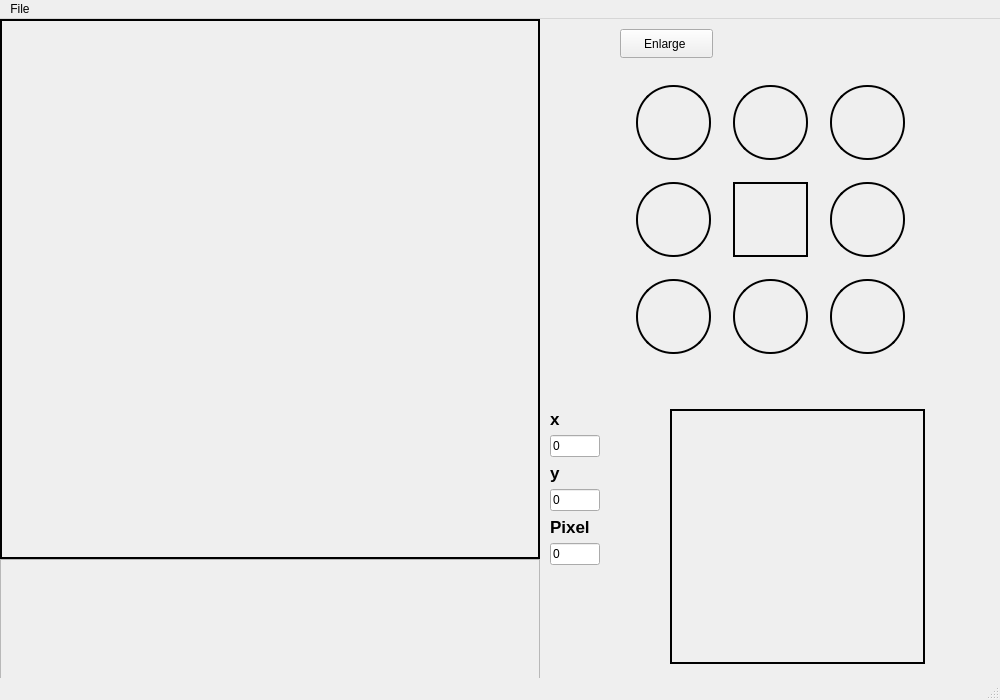
First picture: the form in uic/mainwindow.ui, repository Aphelis/PyCut, before the edit.
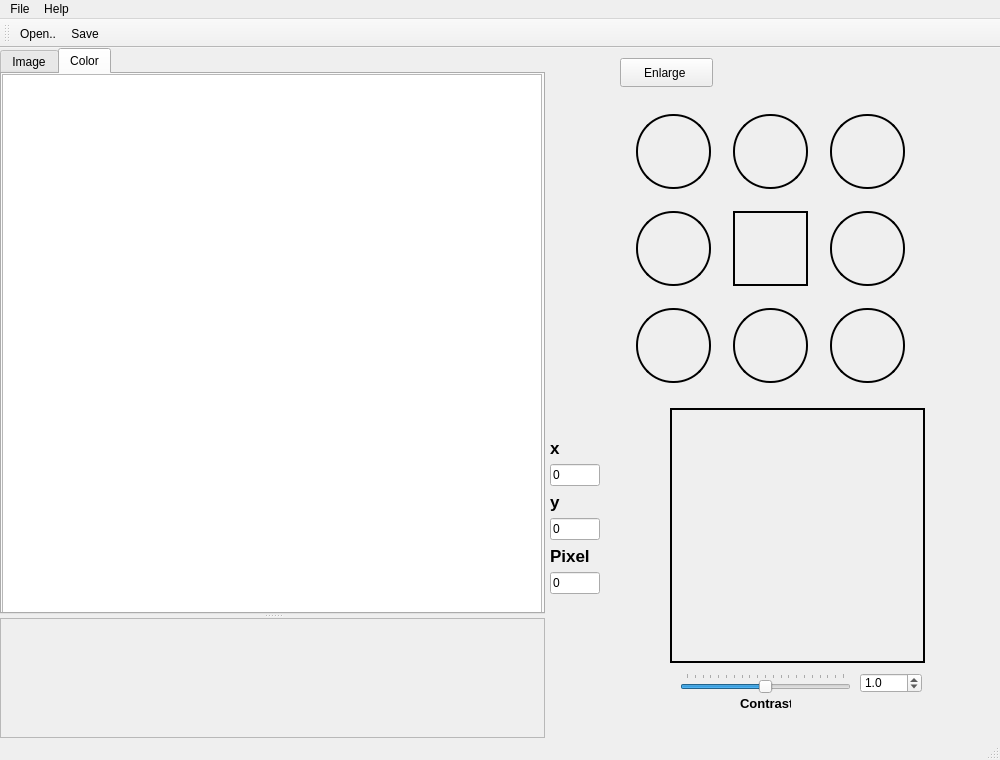
Second picture: the form after the edit. The open tabs and pages were chosen to show the change. Icons and pictures are not drawn. Custom widgets are drawn as their Qt base class.

Patch:
```diff
--- a/uic/mainwindow.ui
+++ b/uic/mainwindow.ui
@@ -7,7 +7,7 @@
     <x>0</x>
     <y>0</y>
     <width>1000</width>
-    <height>700</height>
+    <height>760</height>
    </rect>
   </property>
   <property name="windowTitle">
@@ -27,68 +27,6 @@
 	}</string>
   </property>
   <widget class="QWidget" name="centralwidget">
-   <widget class="QSplitter" name="splitter">
-    <property name="geometry">
-     <rect>
-      <x>0</x>
-      <y>0</y>
-      <width>540</width>
-      <height>660</height>
-     </rect>
-    </property>
-    <property name="lineWidth">
-     <number>0</number>
-    </property>
-    <property name="orientation">
-     <enum>Qt::Vertical</enum>
-    </property>
-    <property name="handleWidth">
-     <number>0</number>
-    </property>
-    <widget class="ImageWidget" name="ImageWidget" native="true">
-     <property name="minimumSize">
-      <size>
-       <width>540</width>
-       <height>540</height>
-      </size>
-     </property>
-     <property name="styleSheet">
-      <string notr="true">QWidget {
-  border: 2px solid #000000;
-}</string>
-     </property>
-    </widget>
-    <widget class="QScrollArea" name="scrollArea">
-     <property name="minimumSize">
-      <size>
-       <width>540</width>
-       <height>120</height>
-      </size>
-     </property>
-     <property name="styleSheet">
-      <string notr="true"/>
-     </property>
-     <property name="verticalScrollBarPolicy">
-      <enum>Qt::ScrollBarAsNeeded</enum>
-     </property>
-     <property name="horizontalScrollBarPolicy">
-      <enum>Qt::ScrollBarAsNeeded</enum>
-     </property>
-     <property name="widgetResizable">
-      <bool>true</bool>
-     </property>
-     <widget class="QWidget" name="scrollArea_2">
-      <property name="geometry">
-       <rect>
-        <x>0</x>
-        <y>0</y>
-        <width>538</width>
-        <height>118</height>
-       </rect>
-      </property>
-     </widget>
-    </widget>
-   </widget>
    <widget class="QPushButton" name="chooseButton">
     <property name="geometry">
      <rect>
@@ -109,7 +47,7 @@
     <property name="geometry">
      <rect>
       <x>670</x>
-      <y>390</y>
+      <y>360</y>
       <width>255</width>
       <height>255</height>
      </rect>
@@ -832,7 +770,7 @@
      <string/>
     </property>
    </widget>
-   <widget class="QWidget" name="">
+   <widget class="QWidget" name="layoutWidget">
     <property name="geometry">
      <rect>
       <x>550</x>
@@ -922,6 +860,221 @@
      </item>
     </layout>
    </widget>
+   <widget class="QSplitter" name="splitter">
+    <property name="geometry">
+     <rect>
+      <x>0</x>
+      <y>0</y>
+      <width>545</width>
+      <height>690</height>
+     </rect>
+    </property>
+    <property name="orientation">
+     <enum>Qt::Vertical</enum>
+    </property>
+    <widget class="QTabWidget" name="tabWidget">
+     <property name="currentIndex">
+      <number>0</number>
+     </property>
+     <widget class="QWidget" name="tab_3">
+      <attribute name="title">
+       <string>Image</string>
+      </attribute>
+      <widget class="ImageWidget" name="ImageWidget" native="true">
+       <property name="geometry">
+        <rect>
+         <x>0</x>
+         <y>0</y>
+         <width>540</width>
+         <height>540</height>
+        </rect>
+       </property>
+       <property name="minimumSize">
+        <size>
+         <width>540</width>
+         <height>540</height>
+        </size>
+       </property>
+       <property name="styleSheet">
+        <string notr="true">QWidget {
+  border: 2px solid #000000;
+}</string>
+       </property>
+      </widget>
+     </widget>
+     <widget class="QWidget" name="tab_4">
+      <attribute name="title">
+       <string>Color</string>
+      </attribute>
+      <widget class="QTableView" name="tableView">
+       <property name="geometry">
+        <rect>
+         <x>0</x>
+         <y>0</y>
+         <width>540</width>
+         <height>540</height>
+        </rect>
+       </property>
+       <property name="sizePolicy">
+        <sizepolicy hsizetype="Preferred" vsizetype="Preferred">
+         <horstretch>0</horstretch>
+         <verstretch>0</verstretch>
+        </sizepolicy>
+       </property>
+       <property name="maximumSize">
+        <size>
+         <width>540</width>
+         <height>540</height>
+        </size>
+       </property>
+       <property name="lineWidth">
+        <number>1</number>
+       </property>
+       <property name="sizeAdjustPolicy">
+        <enum>QAbstractScrollArea::AdjustToContents</enum>
+       </property>
+       <property name="alternatingRowColors">
+        <bool>true</bool>
+       </property>
+       <property name="iconSize">
+        <size>
+         <width>0</width>
+         <height>0</height>
+        </size>
+       </property>
+       <property name="textElideMode">
+        <enum>Qt::ElideRight</enum>
+       </property>
+       <property name="sortingEnabled">
+        <bool>false</bool>
+       </property>
+       <attribute name="horizontalHeaderCascadingSectionResizes">
+        <bool>false</bool>
+       </attribute>
+       <attribute name="horizontalHeaderDefaultSectionSize">
+        <number>28</number>
+       </attribute>
+       <attribute name="horizontalHeaderStretchLastSection">
+        <bool>false</bool>
+       </attribute>
+       <attribute name="verticalHeaderStretchLastSection">
+        <bool>false</bool>
+       </attribute>
+      </widget>
+     </widget>
+    </widget>
+    <widget class="QScrollArea" name="scrollArea">
+     <property name="minimumSize">
+      <size>
+       <width>540</width>
+       <height>120</height>
+      </size>
+     </property>
+     <property name="styleSheet">
+      <string notr="true"/>
+     </property>
+     <property name="verticalScrollBarPolicy">
+      <enum>Qt::ScrollBarAsNeeded</enum>
+     </property>
+     <property name="horizontalScrollBarPolicy">
+      <enum>Qt::ScrollBarAsNeeded</enum>
+     </property>
+     <property name="widgetResizable">
+      <bool>true</bool>
+     </property>
+     <widget class="QWidget" name="scrollArea_2">
+      <property name="geometry">
+       <rect>
+        <x>0</x>
+        <y>0</y>
+        <width>543</width>
+        <height>118</height>
+       </rect>
+      </property>
+     </widget>
+    </widget>
+   </widget>
+   <widget class="QDoubleSpinBox" name="contrastdoubleSpinBox">
+    <property name="geometry">
+     <rect>
+      <x>860</x>
+      <y>625</y>
+      <width>62</width>
+      <height>20</height>
+     </rect>
+    </property>
+    <property name="decimals">
+     <number>1</number>
+    </property>
+    <property name="maximum">
+     <double>2.000000000000000</double>
+    </property>
+    <property name="singleStep">
+     <double>0.100000000000000</double>
+    </property>
+    <property name="value">
+     <double>1.000000000000000</double>
+    </property>
+   </widget>
+   <widget class="QSlider" name="contrastSlider">
+    <property name="geometry">
+     <rect>
+      <x>680</x>
+      <y>625</y>
+      <width>171</width>
+      <height>20</height>
+     </rect>
+    </property>
+    <property name="minimum">
+     <number>0</number>
+    </property>
+    <property name="maximum">
+     <number>20</number>
+    </property>
+    <property name="singleStep">
+     <number>1</number>
+    </property>
+    <property name="pageStep">
+     <number>1</number>
+    </property>
+    <property name="value">
+     <number>10</number>
+    </property>
+    <property name="orientation">
+     <enum>Qt::Horizontal</enum>
+    </property>
+    <property name="invertedAppearance">
+     <bool>false</bool>
+    </property>
+    <property name="invertedControls">
+     <bool>false</bool>
+    </property>
+    <property name="tickPosition">
+     <enum>QSlider::TicksAbove</enum>
+    </property>
+    <property name="tickInterval">
+     <number>0</number>
+    </property>
+   </widget>
+   <widget class="QLabel" name="label">
+    <property name="geometry">
+     <rect>
+      <x>740</x>
+      <y>645</y>
+      <width>51</width>
+      <height>20</height>
+     </rect>
+    </property>
+    <property name="font">
+     <font>
+      <pointsize>10</pointsize>
+      <bold>true</bold>
+     </font>
+    </property>
+    <property name="text">
+     <string>Contrast</string>
+    </property>
+   </widget>
   </widget>
   <widget class="QMenuBar" name="menubar">
    <property name="geometry">
@@ -940,9 +1093,29 @@
     <addaction name="menuSave"/>
     <addaction name="menuSaveAs"/>
    </widget>
+   <widget class="QMenu" name="menuHelp">
+    <property name="title">
+     <string>Help</string>
+    </property>
+    <addaction name="menuSOP"/>
+   </widget>
    <addaction name="menuFile"/>
+   <addaction name="menuHelp"/>
   </widget>
   <widget class="QStatusBar" name="statusbar"/>
+  <widget class="QToolBar" name="toolBar">
+   <property name="windowTitle">
+    <string>toolBar</string>
+   </property>
+   <attribute name="toolBarArea">
+    <enum>TopToolBarArea</enum>
+   </attribute>
+   <attribute name="toolBarBreak">
+    <bool>false</bool>
+   </attribute>
+   <addaction name="menuOpen"/>
+   <addaction name="menuSave"/>
+  </widget>
   <action name="menuOpen">
    <property name="text">
     <string>Open..</string>
```
Left out of the diff: 22 changed lines with no effect on the pictures.
